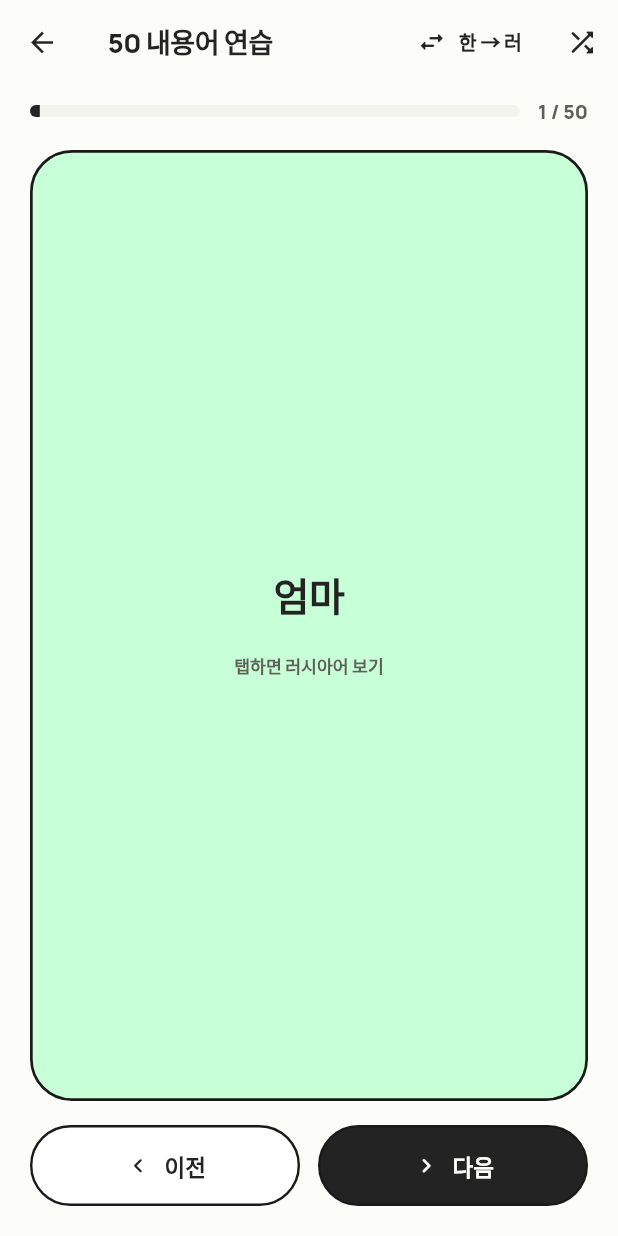
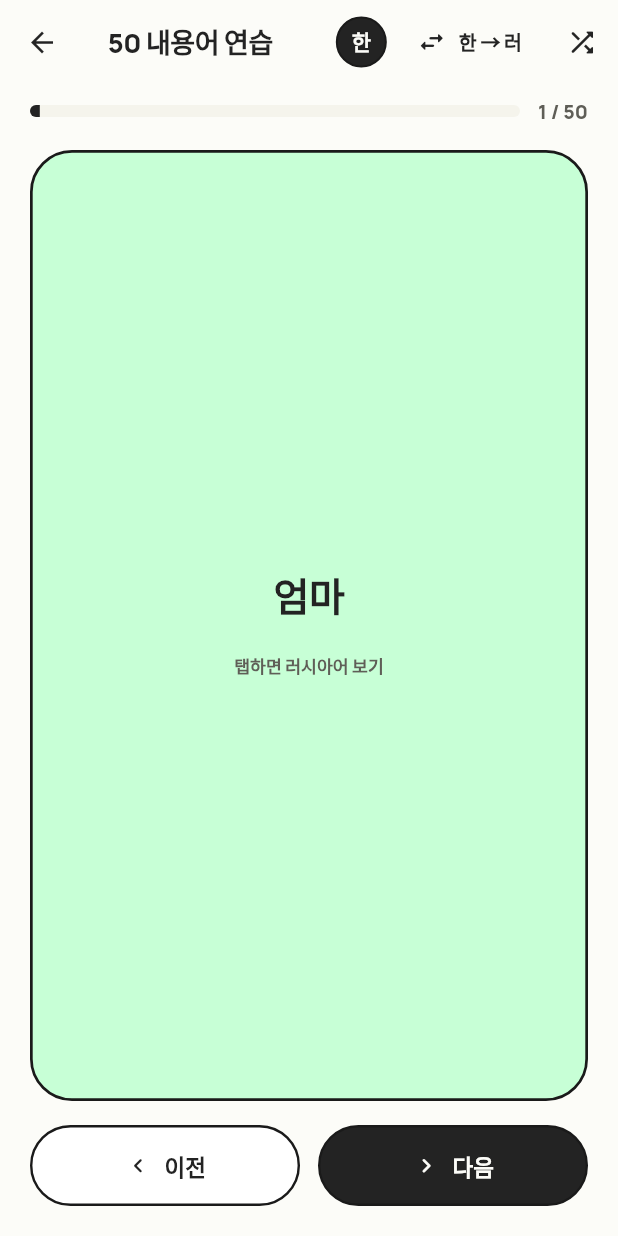
Before and after one commit to talkverselab/talkverse-ru, a Flutter app: the FlashcardSessionScreen screen opened directly, on a phone screen of 412 x 824 dp. Run offline on Flutter 3.47's test engine with Material 3 defaults, Android fonts, the phone set to English and light mode, and no system bars; our stand-ins replace flutter_tts, google_fonts, shared_preferences; accounts and stored records are empty.

Commit message:
feat: 한글독음 전역 토글 (chinese-universe 패턴 이식)
- DisplaySettings.showReading (SharedPreferences 영속) + 앱바 [한] 원형 토글
- 적용: SentenceReading(색칠 독음 줄, 전 화면 공용) · 문장 목록 · 플래시카드 독음면
- 토글 배치: 다이얼로그 챗 · 플래시카드 세션 · 문장 코스

Co-Authored-By: Claude Fable 5 <noreply@anthropic.com>
Claude-Session: https://claude.ai/code/session_01XKRgLyWnY1QB9HVjNm5e6h

```diff
--- a/lib/core/display_settings.dart
+++ b/lib/core/display_settings.dart
@@ -1,4 +1,8 @@
-import 'package:flutter/foundation.dart';
+import 'package:flutter/material.dart';
+import 'package:shared_preferences/shared_preferences.dart';
+
+import '../theme/app_colors.dart';
+import '../theme/app_typography.dart';
 
 /// 전역 표시 설정. SentenceText/Reading 가 구독해 즉시 반영.
 class DisplaySettings {
@@ -7,6 +11,53 @@ class DisplaySettings {
   /// 강세(악센트 ´) 표시 여부.
   static final ValueNotifier<bool> showAccents = ValueNotifier<bool>(true);
 
+  /// 한글 독음 줄 표시 여부 — 모든 메뉴 공용, 영구 저장 (zh 앱 패턴).
+  static final ValueNotifier<bool> showReading = ValueNotifier<bool>(true);
+
+  static const _readingKey = 'show_ko_reading';
+
+  /// 앱 시작 시 1회 로드.
+  static Future<void> load() async {
+    final p = await SharedPreferences.getInstance();
+    showReading.value = p.getBool(_readingKey) ?? true;
+  }
+
+  static Future<void> toggleReading() async {
+    showReading.value = !showReading.value;
+    final p = await SharedPreferences.getInstance();
+    await p.setBool(_readingKey, showReading.value);
+  }
+
   /// 강세 기호(U+0301) 제거 헬퍼.
   static String strip(String s) => s.replaceAll('́', '');
 }
+
+/// 앱바용 한글독음 토글 (악센트 토글과 같은 원형 버튼 스타일).
+class ReadingToggleAction extends StatelessWidget {
+  const ReadingToggleAction({super.key});
+
+  @override
+  Widget build(BuildContext context) {
+    return ValueListenableBuilder<bool>(
+      valueListenable: DisplaySettings.showReading,
+      builder: (context, on, _) => GestureDetector(
+        onTap: DisplaySettings.toggleReading,
+        child: Container(
+          margin: const EdgeInsets.only(right: 8),
+          width: 34,
+          height: 34,
+          alignment: Alignment.center,
+          decoration: BoxDecoration(
+            color: on ? AppColors.ink : AppColors.surface,
+            shape: BoxShape.circle,
+            border: Border.all(color: AppColors.outline, width: 1.4),
+          ),
+          child: Text('한',
+              style: AppType.sans(14,
+                  weight: FontWeight.w800,
+                  color: on ? AppColors.inkOnDark : AppColors.inkFaint)),
+        ),
+      ),
+    );
+  }
+}
--- a/lib/main.dart
+++ b/lib/main.dart
@@ -1,6 +1,7 @@
 import 'package:flutter/material.dart';
 
 import 'theme/app_theme.dart';
+import 'core/display_settings.dart';
 import 'data/db/app_database.dart';
 import 'screens/main_screen.dart';
 import 'services/progress_service.dart';
@@ -11,6 +12,7 @@ void main() async {
   WidgetsFlutterBinding.ensureInitialized();
   appDb = AppDatabase();
   await ProgressService.instance.init();
+  await DisplaySettings.load();
   runApp(const RussianUniverseApp());
 }
 
--- a/lib/screens/conversation/dialogue_chat_screen.dart
+++ b/lib/screens/conversation/dialogue_chat_screen.dart
@@ -135,6 +135,7 @@ class _DialogueChatScreenState extends State<DialogueChatScreen> {
       appBar: AppBar(
         title: Text(d.title, style: AppType.serif(17)),
         actions: [
+          const ReadingToggleAction(),
           // 악센트(강세) 표시 토글
           GestureDetector(
             onTap: () => setState(() => DisplaySettings.showAccents.value = !DisplaySettings.showAccents.value),
--- a/lib/screens/conversation/flashcard_session_screen.dart
+++ b/lib/screens/conversation/flashcard_session_screen.dart
@@ -2,6 +2,7 @@ import 'dart:math' as math;
 
 import 'package:flutter/material.dart';
 
+import '../../core/display_settings.dart';
 import '../../domain/models/flashcard.dart';
 import '../../services/tts_service.dart';
 import '../../theme/app_colors.dart';
@@ -112,6 +113,7 @@ class _FlashcardSessionScreenState extends State<FlashcardSessionScreen>
       appBar: AppBar(
         title: Text(widget.title, style: AppType.serif(18)),
         actions: [
+          const ReadingToggleAction(),
           TextButton.icon(
             onPressed: _toggleDirection,
             icon: const Icon(Icons.swap_horiz_rounded, color: AppColors.ink, size: 20),
@@ -198,10 +200,17 @@ class _FlashcardSessionScreenState extends State<FlashcardSessionScreen>
           Text(it.word ?? '',
               textAlign: TextAlign.center, style: AppType.serif(25, height: 1.25)),
           const SizedBox(height: 12),
-          Text(it.reading!,
-              textAlign: TextAlign.center,
-              style: AppType.sans(15,
-                  weight: FontWeight.w600, color: AppColors.inkSoft, height: 1.4)),
+          ValueListenableBuilder<bool>(
+            valueListenable: DisplaySettings.showReading,
+            builder: (context, on, _) => !on
+                ? const SizedBox.shrink()
+                : Text(it.reading!,
+                    textAlign: TextAlign.center,
+                    style: AppType.sans(15,
+                        weight: FontWeight.w600,
+                        color: AppColors.inkSoft,
+                        height: 1.4)),
+          ),
         ] else
           Text(it.word ?? '',
               textAlign: TextAlign.center, style: AppType.serif(44, height: 1.1)),
```
Also changed, not shown: lib/screens/conversation/sentence_course_screen.dart (+12 -5 lines), lib/widgets/sentence_view.dart (+10 -0 lines).
